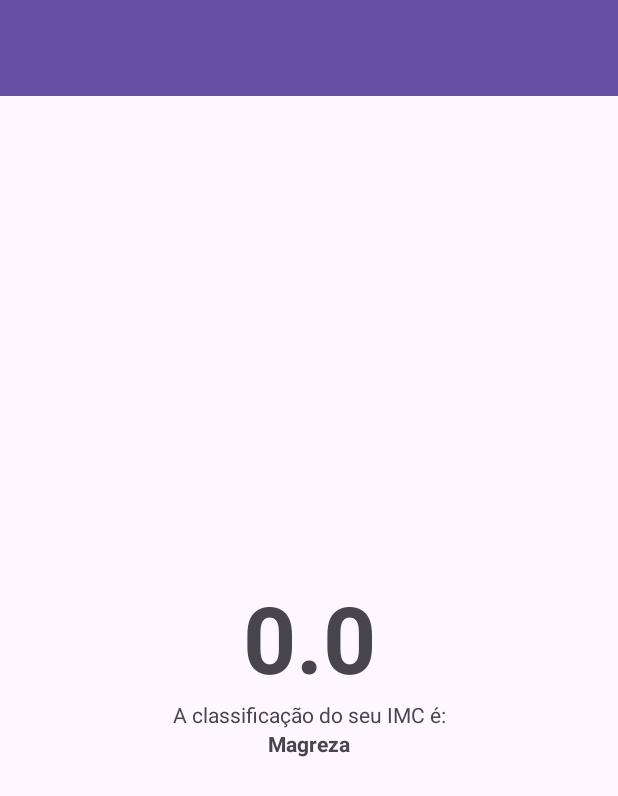
After one commit to Jusouza/10DChallange_IMC, an Android app: the ResultActivity screen opened directly, with no data from a screen before it, on a phone screen of 412 x 824 dp. The commit adds this screen. Shown: the top 796 px of the screen. Run offline under Robolectric (Android 15) with nearby library versions, the phone set to English and light mode, and no system bars.

Commit message:
adding intents, result

```diff
--- a/app/src/main/AndroidManifest.xml
+++ b/app/src/main/AndroidManifest.xml
@@ -10,8 +10,11 @@
         android:label="@string/app_name"
         android:roundIcon="@mipmap/ic_launcher_round"
         android:supportsRtl="true"
-        android:theme="@style/Theme._10DChallange_IMC"
+        android:theme="@style/Theme.10DChallange_IMC"
         tools:targetApi="31">
+        <activity
+            android:name=".ResultActivity"
+            android:exported="false" />
         <activity
             android:name=".MainActivity"
             android:exported="true">
--- a/app/src/main/java/com/example/a10dchallange_imc/MainActivity.kt
+++ b/app/src/main/java/com/example/a10dchallange_imc/MainActivity.kt
@@ -1,11 +1,9 @@
 package com.example.a10dchallange_imc
 
+import android.content.Intent
 import android.os.Bundle
 import android.widget.Button
-import androidx.activity.enableEdgeToEdge
 import androidx.appcompat.app.AppCompatActivity
-import androidx.core.view.ViewCompat
-import androidx.core.view.WindowInsetsCompat
 import com.google.android.material.snackbar.Snackbar
 import com.google.android.material.textfield.TextInputEditText
 
@@ -13,11 +11,6 @@ class MainActivity : AppCompatActivity() {
     override fun onCreate(savedInstanceState: Bundle?) {
         super.onCreate(savedInstanceState)
         setContentView(R.layout.activity_main)
-
-        //Recuperar o componente editText
-        // criar uma variavel e associar o componente de UI<editText>
-        //colocar acao no botao
-        //recuperar o texto digitado
 
         val edtWeight = findViewById<TextInputEditText>(R.id.edt_weight)
         val edtHeight = findViewById<TextInputEditText>(R.id.edt_height)
@@ -41,6 +34,15 @@ class MainActivity : AppCompatActivity() {
                 val heightQ2 = height * height
                 val result = weight / heightQ2
 
+                //navegar para a proxima tela
+                //criar o layout da proxima tela
+                //paasar os dados da proxima tela
+
+                //intent - classe do proprio android
+
+                val intent = Intent(this, ResultActivity::class.java)
+                intent.putExtra(KEY_RESULT_IMC, result)
+                startActivity(intent)
                 println(result)
             }
         }
--- /dev/null
+++ b/app/src/main/java/com/example/a10dchallange_imc/ResultActivity.kt
@@ -0,0 +1,46 @@
+package com.example.a10dchallange_imc
+
+import android.os.Bundle
+import android.widget.TextView
+import androidx.activity.enableEdgeToEdge
+import androidx.appcompat.app.AppCompatActivity
+import androidx.core.view.ViewCompat
+import androidx.core.view.WindowInsetsCompat
+
+
+
+class ResultActivity : AppCompatActivity() {
+    override fun onCreate(savedInstanceState: Bundle?) {
+        super.onCreate(savedInstanceState)
+        setContentView(R.layout.activity_result)
+
+        val result = intent.getFloatExtra(KEY_RESULT_IMC, 0f)
+
+        val tvResult = findViewById<TextView>(R.id.tv_result)
+        val tvClassifier = findViewById<TextView>(R.id.tv_classifier)
+
+        tvResult.text = result.toString()
+
+        val classifier: String = if(result <= 18.5f){
+            MAGREZA
+        } else if (result <= 18.5f && result <= 24.9f){
+            NORMAL
+        }else if (result <= 25f && result <= 29.9f){
+            SOBREPESO
+        }else if (result <= 30f && result <= 39.9f){
+            OBESIDADE
+        } else{
+            OBESIDADE_GRAVE
+        }
+
+        tvClassifier.text = classifier
+
+    }
+}
+
+const val KEY_RESULT_IMC = "ResultActivity.KEY_IMC"
+const val MAGREZA = "Magreza"
+const val NORMAL = "Normal"
+const val SOBREPESO = "Sobrepeso"
+const val OBESIDADE = "Obesidade"
+const val OBESIDADE_GRAVE = "Obesidade grave"
--- a/app/src/main/res/layout/activity_main.xml
+++ b/app/src/main/res/layout/activity_main.xml
@@ -5,6 +5,18 @@
     android:layout_width="match_parent"
     android:layout_height="match_parent"
     tools:context=".MainActivity">
+
+    <com.google.android.material.appbar.MaterialToolbar
+        android:id="@+id/topAppBar"
+        android:layout_width="match_parent"
+        android:layout_height="?attr/actionBarSize"
+        android:background="?attr/colorPrimary"
+        android:title="@string/app_name"
+        android:titleTextColor="@android:color/white"
+        app:layout_constraintEnd_toEndOf="parent"
+        app:layout_constraintStart_toStartOf="parent"
+        app:layout_constraintTop_toTopOf="parent"
+        app:titleCentered="true" />
 
     <Button
         android:id="@+id/btn_calculate"
@@ -23,7 +35,7 @@
         android:layout_margin="16dp"
         app:layout_constraintEnd_toEndOf="parent"
         app:layout_constraintStart_toStartOf="parent"
-        app:layout_constraintTop_toTopOf="parent">
+        app:layout_constraintTop_toBottomOf="@+id/topAppBar">
 
         <com.google.android.material.textfield.TextInputEditText
             android:id="@+id/edt_weight"
--- /dev/null
+++ b/app/src/main/res/layout/activity_result.xml
@@ -0,0 +1,64 @@
+<?xml version="1.0" encoding="utf-8"?>
+<androidx.constraintlayout.widget.ConstraintLayout xmlns:android="http://schemas.android.com/apk/res/android"
+    xmlns:app="http://schemas.android.com/apk/res-auto"
+    xmlns:tools="http://schemas.android.com/tools"
+    android:id="@+id/main"
+    android:layout_width="match_parent"
+    android:layout_height="match_parent"
+    tools:context=".ResultActivity">
+
+    <com.google.android.material.appbar.MaterialToolbar
+        android:id="@+id/topAppBar"
+        android:layout_width="match_parent"
+        android:layout_height="?attr/actionBarSize"
+        android:background="?attr/colorPrimary"
+        android:title="@string/app_name"
+        android:titleTextColor="@android:color/white"
+        app:layout_constraintEnd_toEndOf="parent"
+        app:layout_constraintStart_toStartOf="parent"
+        app:layout_constraintTop_toTopOf="parent"
+        app:titleCentered="true" />
+
+    <LinearLayout
+        android:layout_width="wrap_content"
+        android:layout_height="wrap_content"
+        android:gravity="center"
+        android:orientation="vertical"
+        app:layout_constraintBottom_toBottomOf="parent"
+        app:layout_constraintEnd_toEndOf="parent"
+        app:layout_constraintStart_toStartOf="parent"
+        app:layout_constraintTop_toBottomOf="@+id/topAppBar">
+
+        <TextView
+            android:id="@+id/tv_result"
+            android:layout_width="wrap_content"
+            android:layout_height="wrap_content"
+            android:textSize="62sp"
+            android:textStyle="bold"
+            android:maxLength="5"
+            app:layout_constraintEnd_toEndOf="parent"
+            app:layout_constraintStart_toStartOf="parent"
+            app:layout_constraintTop_toBottomOf="@+id/topAppBar"
+            tools:text="23.66" />
+
+        <TextView
+            android:id="@+id/tv_classifying_label"
+            android:layout_width="wrap_content"
+            android:layout_height="wrap_content"
+            android:text="@string/imc_classifying"
+            app:layout_constraintEnd_toEndOf="parent"
+            app:layout_constraintStart_toStartOf="parent"
+            app:layout_constraintTop_toBottomOf="@+id/tv_result" />
+
+        <TextView
+            android:id="@+id/tv_classifier"
+            android:layout_width="wrap_content"
+            android:layout_height="wrap_content"
+            android:textStyle="bold"
+            app:layout_constraintEnd_toEndOf="parent"
+            app:layout_constraintStart_toStartOf="parent"
+            app:layout_constraintTop_toBottomOf="@+id/tv_classifying_label"
+            tools:text="NORMAL" />
+
+    </LinearLayout>
+</androidx.constraintlayout.widget.ConstraintLayout>
--- a/app/src/main/res/values-night/themes.xml
+++ b/app/src/main/res/values-night/themes.xml
@@ -1,6 +1,6 @@
 <resources xmlns:tools="http://schemas.android.com/tools">
     <!-- Base application theme. -->
-    <style name="Base.Theme._10DChallange_IMC" parent="Theme.Material3.DayNight.NoActionBar">
+    <style name="Base.Theme.10DChallange_IMC" parent="Theme.Material3.DayNight.NoActionBar">
         <!-- Customize your dark theme here. -->
         <!-- <item name="colorPrimary">@color/my_dark_primary</item> -->
     </style>
--- a/app/src/main/res/values/strings.xml
+++ b/app/src/main/res/values/strings.xml
@@ -1,6 +1,7 @@
 <resources>
-    <string name="app_name">calculadoraimc</string>
+    <string name="app_name">Calculadora IMC</string>
     <string name="write_your_weight">Digite o seu peso ex: 70.200</string>
     <string name="write_your_height">Digite a sua altura ex: 1.70</string>
     <string name="calculate">Calcular</string>
+    <string name="imc_classifying">A classificação do seu IMC é:</string>
 </resources>
--- a/app/src/main/res/values/themes.xml
+++ b/app/src/main/res/values/themes.xml
@@ -1,9 +1,9 @@
 <resources xmlns:tools="http://schemas.android.com/tools">
     <!-- Base application theme. -->
-    <style name="Base.Theme._10DChallange_IMC" parent="Theme.Material3.DayNight.NoActionBar">
+    <style name="Base.Theme.10DChallange_IMC" parent="Theme.Material3.DayNight.NoActionBar">
         <!-- Customize your light theme here. -->
         <!-- <item name="colorPrimary">@color/my_light_primary</item> -->
     </style>
 
-    <style name="Theme._10DChallange_IMC" parent="Base.Theme._10DChallange_IMC" />
+    <style name="Theme.10DChallange_IMC" parent="Base.Theme.10DChallange_IMC" />
 </resources>
```
